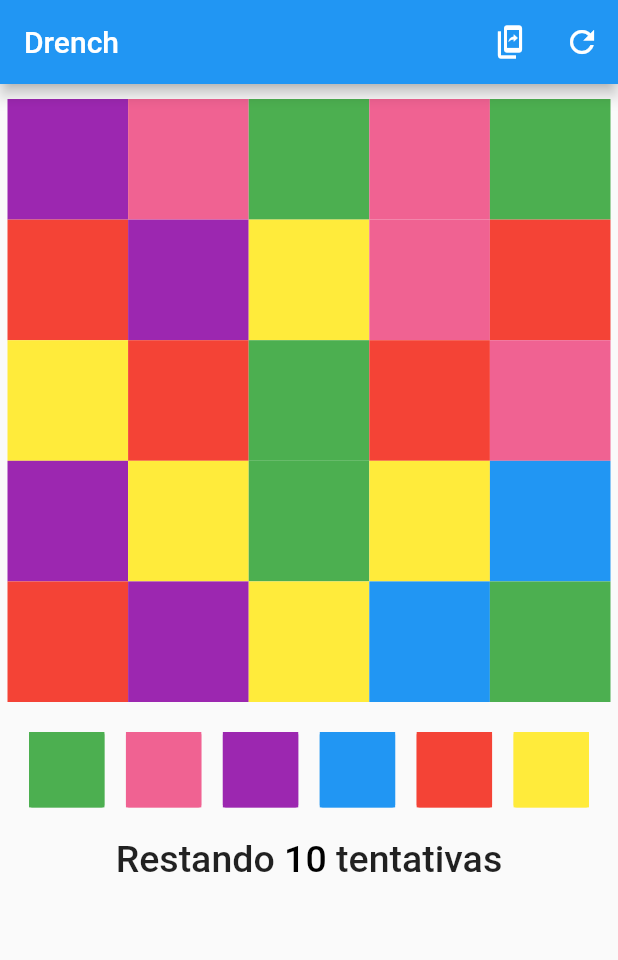
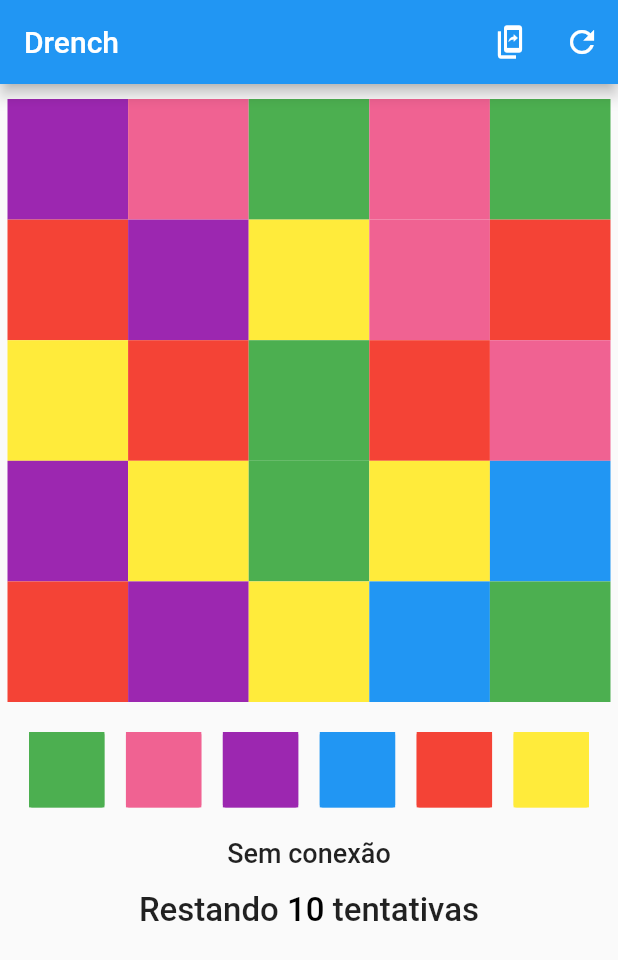
Before and after one commit to leonamtv/drench-sd, a Flutter app: the screen it shows after launch, on a phone screen of 412 x 824 dp. Shown: the top 960 px of the screen. Run offline on Flutter 3.47's test engine with Material 2 defaults, Android fonts, the phone set to English and light mode, and no system bars.

Commit message:
feat: adjust drench control menu and include connection info

```diff
--- a/drench/lib/pages/home_page/components/drench/widgets/drench_control_menu.dart
+++ b/drench/lib/pages/home_page/components/drench/widgets/drench_control_menu.dart
@@ -22,6 +22,7 @@ class DrenchControlMenu extends StatelessWidget {
       child: Column(
         children: [
           buildBottomMenu(),
+          buildBottomConnectionStatus(),
           buildBottomStatus(),
           buildBottomOption(),
         ],
@@ -31,9 +32,6 @@ class DrenchControlMenu extends StatelessWidget {
 
   Container buildBottomMenu() {
     List<Container> buttons = [];
-
-    print('------');
-    print(controlMenuSize);
 
     for (int i = 0; i < 6; i++) {
       buttons.add(Container(
@@ -52,7 +50,7 @@ class DrenchControlMenu extends StatelessWidget {
 
     return Container(
       width: controlMenuSize,
-      padding: const EdgeInsets.only(top: 20),
+      padding: const EdgeInsets.only(top: 20, bottom: 10),
       child: Row(
         mainAxisAlignment: MainAxisAlignment.spaceEvenly,
         children: <Widget>[...buttons],
@@ -60,48 +58,75 @@ class DrenchControlMenu extends StatelessWidget {
     );
   }
 
+  buildBottomConnectionStatus() {
+    TextStyle textStyle = TextStyle(
+      fontSize: 18,
+      fontWeight: FontWeight.w500,
+    );
+
+    return Container(
+      padding: const EdgeInsets.symmetric(vertical: 10),
+      child: Center(
+        child: Text(
+          'Sem conexão',
+          style: textStyle,
+        ),
+      ),
+    );
+  }
+
   Container buildBottomStatus() {
-    print(controlMenuSize);
+    if (gameOver) {
+      return _gameFinished();
+    }
 
-    if (gameOver != true) {
+    return _remaingingPaints();
+  }
+
+  Widget _remaingingPaints() {
+    var remainingPaints = this.drenchGame.remainingPaints;
+
+    TextStyle textStyle = TextStyle(
+      fontSize: 22,
+      fontWeight: FontWeight.w500,
+    );
+
     return Container(
-        padding: const EdgeInsets.all(20),
+      padding: const EdgeInsets.symmetric(vertical: 5),
       child: Wrap(
         children: <Widget>[
+          Text('Restando ', style: textStyle),
           Text(
-              'Restando ',
-              style: TextStyle(fontSize: 25, fontWeight: FontWeight.w500),
+            remainingPaints.toString(),
+            style: textStyle.copyWith(
+              color: (remainingPaints > 5) ? Colors.black : Colors.red,
+            ),
           ),
           Text(
-              this.drenchGame.remainingPaints.toString(),
-              style: TextStyle(
-                  fontSize: 25,
-                  fontWeight: FontWeight.w500,
-                  color: (this.drenchGame.remainingPaints > 5)
-                      ? Colors.black
-                      : Colors.red),
-            ),
-            Text(
-              this.drenchGame.remainingPaints > 1
-                  ? ' tentativas'
-                  : ' tentativa',
-              style: TextStyle(fontSize: 25, fontWeight: FontWeight.w500),
+            remainingPaints > 1 ? ' tentativas' : ' tentativa',
+            style: textStyle,
           )
         ],
       ),
     );
-    } else {
+  }
+
+  Widget _gameFinished() {
+    TextStyle textStyle = TextStyle(
+      fontSize: 25,
+      fontWeight: FontWeight.w500,
+      color: Colors.red,
+    );
+
     return Container(
-        padding: const EdgeInsets.all(20),
+      padding: const EdgeInsets.symmetric(vertical: 10),
       child: Center(
         child: Text(
           'O jogo acabou ',
-            style: TextStyle(
-                fontSize: 30, fontWeight: FontWeight.w500, color: Colors.red),
+          style: textStyle,
         ),
       ),
     );
-    }
   }
 
   Container buildBottomOption() {
@@ -112,7 +137,7 @@ class DrenchControlMenu extends StatelessWidget {
     }
 
     return Container(
-      padding: EdgeInsets.fromLTRB(10, 0, 10, 0),
+      padding: EdgeInsets.fromLTRB(0, 10, 0, 15),
       width: controlMenuSize,
       child: FlatButton(
         color: Colors.green,
@@ -124,7 +149,10 @@ class DrenchControlMenu extends StatelessWidget {
           child: Text(
             'Novo Jogo',
             style: TextStyle(
-                fontSize: 25, fontWeight: FontWeight.w500, color: Colors.white),
+              fontSize: 20,
+              fontWeight: FontWeight.w500,
+              color: Colors.white,
+            ),
           ),
         ),
       ),
```
Lines whose indentation alone changed are shown as unchanged.
